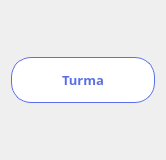
First picture: the form in App/view/ui/classCard.ui, repository Caiquef80/Gerenciamento-Escolar, before the edit.
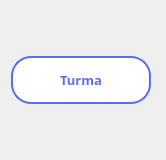
Second picture: the form after the edit.

Commit message:
ClassCard UI hover (#92)
* classCardUi limpando btn turma

* classCard atualizado

* classCard hover

What changed in the file:
```diff
--- a/App/view/ui/classCard.ui
+++ b/App/view/ui/classCard.ui
@@ -17,7 +17,7 @@
    <string notr="true">QPushButton {
     background-color: #FFFFFF;
     color: #5B6EE9;
-	border: 1px solid #5B6EE9;
+	border: 1.5px solid #5B6EE9;
     border-radius: 20px;
     padding: 13px 20px;
     font-size: 13px;
@@ -35,7 +35,12 @@
     font-size: 13px;
     font-weight: 750;
     font-family: 'Segoe UI', 'SF Pro Text', sans-serif;
-}</string>
+}
+
+QPushButton:hover {
+    border: 1.5px solid #D6DCF5;
+}
+</string>
   </property>
   <layout class="QVBoxLayout" name="verticalLayout">
    <item>
@@ -48,7 +53,7 @@
      </property>
      <property name="maximumSize">
       <size>
-       <width>150</width>
+       <width>140</width>
        <height>16777215</height>
       </size>
      </property>
```
The commit also changes 1 other file.
